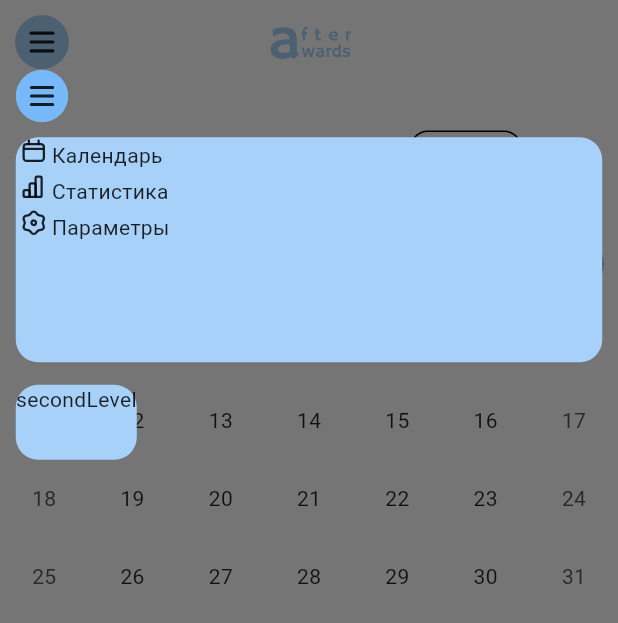
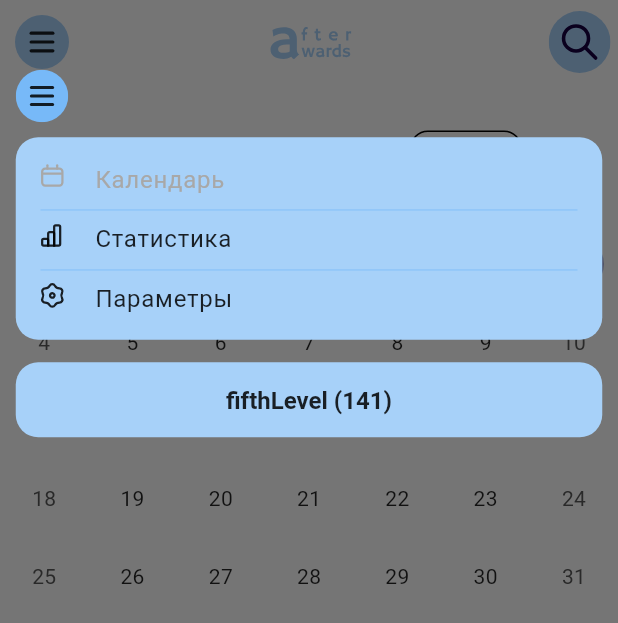
Before and after one commit to za5en/afterwards, a Flutter app: the screen it shows after launch, with the side drawer open, on a phone screen of 412 x 824 dp. Shown: the top 623 px of the screen. Run offline on Flutter 3.47's test engine with Material 3 defaults, Android fonts, the phone set to English and light mode, and no system bars; drawn by our look-alikes of table_calendar; our stand-ins replace flutter_svg, get; Roboto replaces fonts that are missing (OpenSans).

Commit message:
drawer & search

```diff
--- a/lib/view/pages/calendar.dart
+++ b/lib/view/pages/calendar.dart
@@ -1,7 +1,9 @@
+import 'package:afterwards/view/pages/search.dart';
 import 'package:afterwards/view/widgets/a_appbar.dart';
 import 'package:afterwards/view/widgets/a_svg.dart';
 import 'package:afterwards/view/widgets/navigation_drawer.dart';
 import 'package:flutter/material.dart';
+import 'package:get/route_manager.dart';
 
 import '../widgets/a_calendar.dart';
 
@@ -10,6 +12,7 @@ class Calendar extends StatelessWidget {
 
   @override
   Widget build(BuildContext context) {
+    double w = MediaQuery.of(context).size.width;
     return Scaffold(
       appBar: AAppBar(
         title: ASvg(assetName: 'assets/images/logo.svg'),
@@ -17,9 +20,7 @@ class Calendar extends StatelessWidget {
           padding: EdgeInsets.all(10.0),
           child: Builder(
             builder: (context) {
-              return Visibility(
-                visible: true, // depending on settings
-                child: InkWell(
+              return InkWell(
                 customBorder: RoundedRectangleBorder(
                   borderRadius: BorderRadius.circular(15),
                 ),
@@ -27,24 +28,27 @@ class Calendar extends StatelessWidget {
                   Scaffold.of(context).openDrawer();
                 },
                 child: ASvg(assetName: 'assets/images/menu-button.svg'),
-                ),
               );
             },
           ),
         ),
         actions: [
-          Visibility(
-            visible: false, // depending on settings
+          Padding(
+            padding: const EdgeInsets.all(5.0),
             child: InkWell(
               onTap: () {
-                // open navigation drawer
+                Get.to(Search());
               },
-              child: ASvg(assetName: 'assets/images/menu-button.svg'),
+              child: ASvg(
+                assetName: 'assets/images/search.svg',
+                width: w * 0.1,
+              ),
             ),
           ),
         ],
       ),
       drawer: const ANavigationDrawer(),
+      drawerEnableOpenDragGesture: false,
       body: SafeArea(
         child: Stack(
           children: [
--- a/lib/view/resources/color_themes.dart
+++ b/lib/view/resources/color_themes.dart
@@ -67,7 +67,7 @@ final _light = ThemeData(
       color: Color.fromRGBO(168, 168, 168, 1),
     ),
     labelMedium: TextStyle(
-      fontSize: 14,
+      fontSize: 16,
       fontWeight: FontWeight.w400,
       color: Color.fromRGBO(168, 168, 168, 1),
     ),
--- a/lib/view/widgets/a_menu_line.dart
+++ b/lib/view/widgets/a_menu_line.dart
@@ -1,5 +1,6 @@
 import 'package:afterwards/view/widgets/a_svg.dart';
 import 'package:flutter/material.dart';
+import 'package:get/route_manager.dart';
 
 class AMenuLine extends StatelessWidget {
   final Map menu;
@@ -7,6 +8,38 @@ class AMenuLine extends StatelessWidget {
 
   @override
   Widget build(BuildContext context) {
-    return Row(children: [ASvg(assetName: menu['image']), Text(menu['name'])]);
+    double w = MediaQuery.of(context).size.width;
+    final theme = Theme.of(context);
+    var currentRoute = Get.currentRoute;
+    return InkWell(
+      onTap:
+          menu['route'] != currentRoute
+              ? () {
+                Navigator.pop(context);
+              }
+              : null,
+      child: Row(
+        mainAxisAlignment: MainAxisAlignment.start,
+        crossAxisAlignment: CrossAxisAlignment.center,
+        children: [
+          Padding(
+            padding: EdgeInsets.only(left: w * 0.03, right: w * 0.04),
+            child: ASvg(
+              assetName:
+                  menu['route'] == currentRoute
+                      ? menu['off_image']
+                      : menu['image'],
+            ),
+          ),
+          Text(
+            menu['name'],
+            style:
+                menu['route'] == currentRoute
+                    ? theme.textTheme.labelMedium
+                    : theme.textTheme.bodyLarge,
+          ),
+        ],
+      ),
+    );
   }
 }
--- a/lib/view/widgets/navigation_drawer.dart
+++ b/lib/view/widgets/navigation_drawer.dart
@@ -10,31 +10,31 @@ class ANavigationDrawer extends StatelessWidget {
   @override
   Widget build(BuildContext context) {
     double w = MediaQuery.of(context).size.width;
-    // double h = MediaQuery.of(context).size.height;
+    double h = MediaQuery.of(context).size.height;
     final theme = Theme.of(context);
 
     List<Map> menu = [
       {
         'name': 'Календарь',
-        'page': 'calendar',
+        'route': '/',
         'image': 'assets/images/calendar.svg',
         'off_image': 'assets/images/calendar-gray.svg',
       },
       {
         'name': 'Статистика',
-        'page': 'stats',
+        'route': '/stats',
         'image': 'assets/images/reports.svg',
         'off_image': 'assets/images/reports-gray.svg',
       },
       {
         'name': 'Параметры',
-        'page': 'settings',
+        'route': '/settings',
         'image': 'assets/images/settings.svg',
         'off_image': 'assets/images/settings-gray.svg',
       },
     ];
 
-    List<int> ranges = [0, 150, 300, 500, 700, 1000];
+    List<int> ranges = [-750, -400, -150, 0, 150, 400, 750];
     List<String> names = [
       'firstLevel',
       'secondLevel',
@@ -42,6 +42,7 @@ class ANavigationDrawer extends StatelessWidget {
       'fourthLevel',
       'fifthLevel',
       'sixthLevel',
+      'seventhLevel',
     ];
 
     String findRating() {
@@ -87,20 +88,45 @@ class ANavigationDrawer extends StatelessWidget {
                       Padding(
                         padding: const EdgeInsets.only(top: 10.0),
                         child: SizedBox(
-                          height: 150,
+                          height: menu.length * 45,
                           child: Container(
                             decoration: BoxDecoration(
                               color: theme.colorScheme.primary,
                               borderRadius: BorderRadius.circular(15),
                             ),
-                            child: Expanded(
-                              child: ListView.builder(
-                                itemCount: menu.length,
-                                prototypeItem: AMenuLine(menu: menu.first),
-                                itemBuilder: (context, index) {
-                                  return AMenuLine(menu: menu[index]);
-                                },
-                              ),
+                            child: Column(
+                              children: [
+                                Expanded(
+                                  child: ListView.builder(
+                                    physics:
+                                        const NeverScrollableScrollPhysics(),
+                                    padding: EdgeInsets.symmetric(
+                                      vertical: h * 0.02,
+                                    ),
+                                    itemCount: menu.length,
+                                    itemBuilder: (context, index) {
+                                      return Column(
+                                        children: [
+                                          AMenuLine(menu: menu[index]),
+                                          Visibility(
+                                            visible: index < menu.length - 1,
+                                            child: Padding(
+                                              padding: EdgeInsets.symmetric(
+                                                horizontal: w * 0.04,
+                                              ),
+                                              child: Divider(
+                                                thickness: 0.5,
+                                                color:
+                                                    theme.colorScheme.secondary,
+                                              ),
+                                            ),
+                                          ),
+                                        ],
+                                      );
+                                    },
+                                  ),
+                                ),
+                              ],
                             ),
                           ),
                         ),
@@ -114,7 +140,15 @@ class ANavigationDrawer extends StatelessWidget {
                               color: theme.colorScheme.primary,
                               borderRadius: BorderRadius.circular(15),
                             ),
-                            child: Text(findRating()),
+                            child: Row(
+                              mainAxisAlignment: MainAxisAlignment.center,
+                              children: [
+                                Text(
+                                  '${findRating()} ($currentRating)',
+                                  style: theme.textTheme.titleLarge,
+                                ),
+                              ],
+                            ),
                           ),
                         ),
                       ),
```
Also changed, not shown: lib/view/pages/search.dart (added, +88 -0 lines), lib/view/widgets/a_searchbar.dart (added, +29 -0 lines), assets/images/edit.svg, assets/images/search.svg (added). Lines whose indentation alone changed are shown as unchanged.
